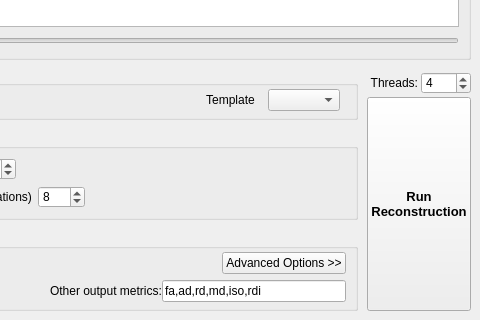
frankyeh/DSI-Studio, file reconstruction/reconstruction_window.ui: the form before one commit; both pictures show x 368 to 848 and y 386 to 706 of the 848 by 706 pixel window.
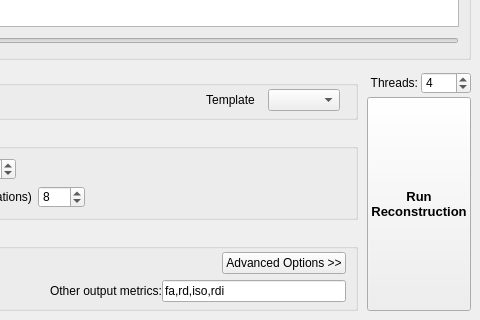
The form after the commit. Icons and pictures are not drawn.

Patch:
```diff
--- a/reconstruction/reconstruction_window.ui
+++ b/reconstruction/reconstruction_window.ui
@@ -1028,7 +1028,7 @@
                     <item>
                      <widget class="QLineEdit" name="other_output">
                       <property name="text">
-                       <string>fa,ad,rd,md,iso,rdi</string>
+                       <string>fa,rd,iso,rdi</string>
                       </property>
                      </widget>
                     </item>
```
